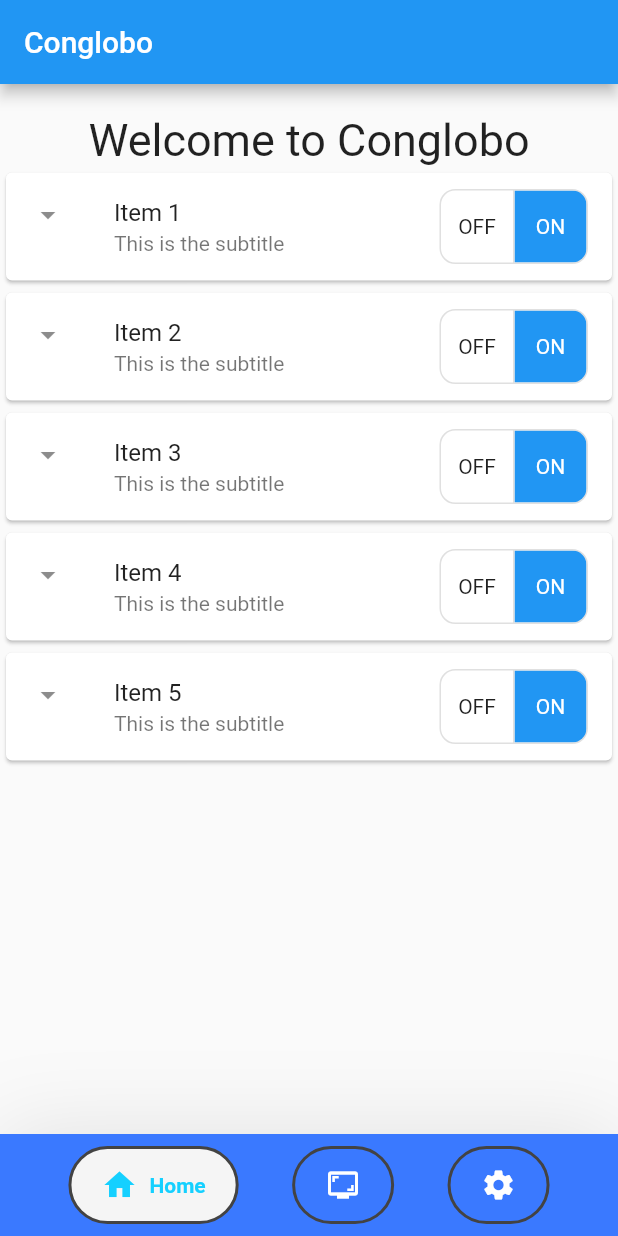
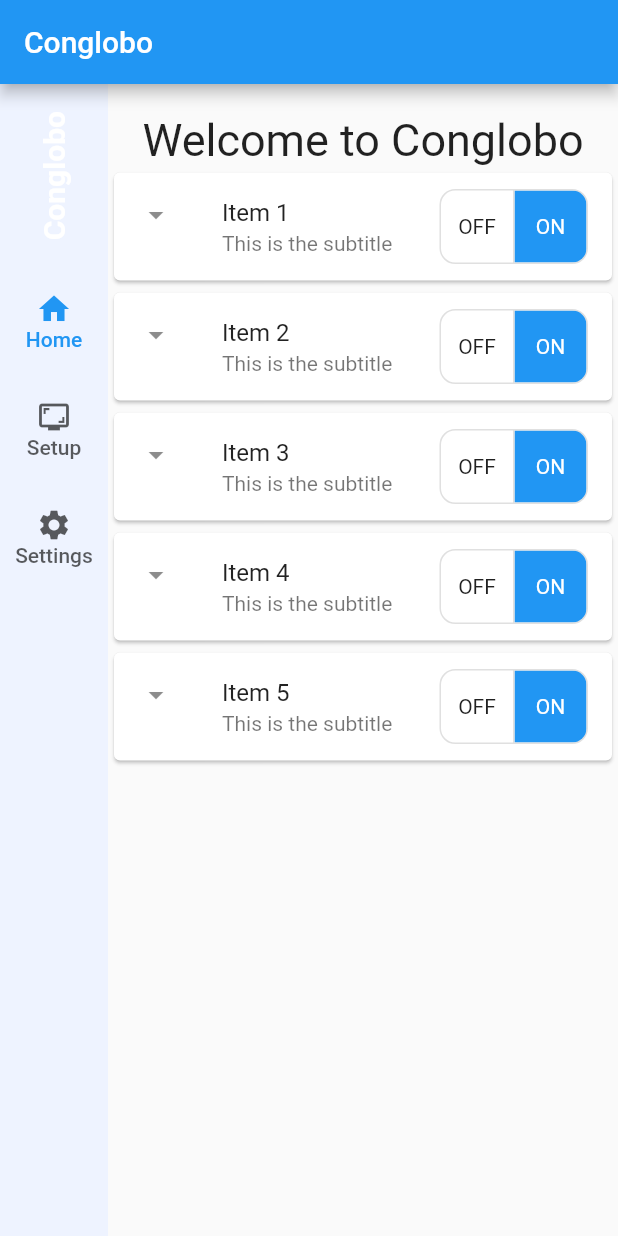
Before and after one commit to ehharvey/conglobo, a Flutter app: the screen it shows after launch, on a phone screen of 412 x 824 dp. Run offline on Flutter 3.47's test engine with Material 2 defaults, Android fonts, the light colour scheme and no system bars; drawn by our look-alikes of google_nav_bar.

Commit message:
pinned nav bar to the left

```diff
--- a/management-app/frontend/lib/main.dart
+++ b/management-app/frontend/lib/main.dart
@@ -24,6 +24,72 @@ class MyApp extends StatelessWidget {
   }
 }
 
+class PageSelector extends StatefulWidget {
+  const PageSelector({super.key});
+
+  @override
+  State<PageSelector> createState() => _PageSelectorState();
+}
+
+class _PageSelectorState extends State<PageSelector> {
+  int currentPage = 0;
+  List<Widget> pages = const [HomeScreen(), SetupScreen(), SettingsScreen()];
+  @override
+  Widget build(BuildContext context) {
+    return Scaffold(
+      appBar: AppBar(
+        title: const Text('Conglobo'),
+      ),
+      body: Row(
+        children: [
+          NavigationRail(
+            backgroundColor: Color.fromARGB(255, 238, 243, 255),
+            labelType: NavigationRailLabelType.all,
+            leading: const Padding(
+              padding: EdgeInsets.symmetric(vertical: 10.0),
+              child: RotatedBox(
+                quarterTurns: -1,
+                child: Text(
+                  'Conglobo',
+                  style: TextStyle(
+                    color: Colors.white,
+                    fontSize: 20,
+                    fontWeight: FontWeight.bold,
+                  ),
+                ),
+              ),
+            ),
+            destinations: const [
+              NavigationRailDestination(
+                icon: Icon(Icons.home),
+                label: Text('Home'),
+              ),
+              NavigationRailDestination(
+                icon: Icon(Icons.screenshot_monitor),
+                label: Text('Setup'),
+              ),
+              NavigationRailDestination(
+                icon: Icon(Icons.settings),
+                label: Text('Settings'),
+              ),
+            ],
+            selectedIndex: currentPage,
+            onDestinationSelected: (int index) {
+              setState(() {
+                currentPage = index;
+              });
+            },
+          ),
+          Expanded(
+            child: pages[currentPage],
+          ),
+        ],
+      ),
+    );
+  }
+}
+
+/*
 class PageSelector extends StatefulWidget {
   const PageSelector({super.key});
 
@@ -94,3 +160,4 @@ class _PageSelectorState extends State<PageSelector> {
     );
   }
 }
+*/
```
